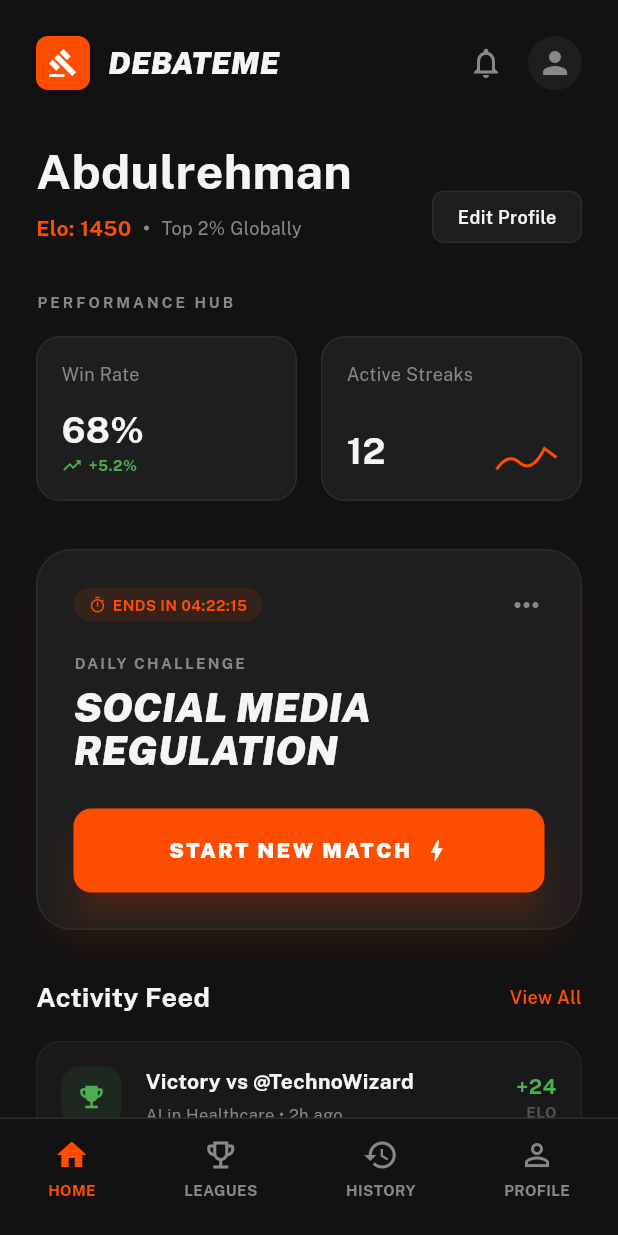
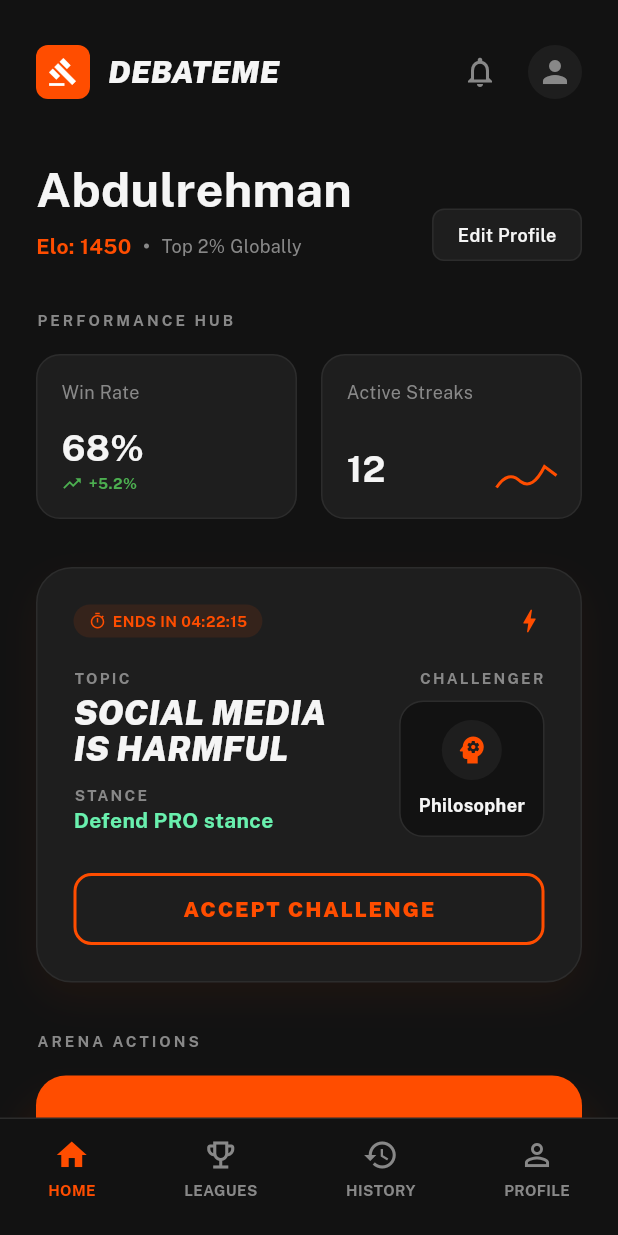
Before and after one commit to Abdulrehman0911/DebateME, a Flutter app: the screen it shows after launch, on a phone screen of 412 x 824 dp. Run offline on Flutter 3.47's test engine with Material 3 defaults, Android fonts, the phone set to English and light mode, and no system bars; our stand-ins replace google_fonts.

Commit message:
refactor: separate daily challenge and custom match routing, add snackbars for dead icons

```diff
--- a/lib/features/home/home_screen.dart
+++ b/lib/features/home/home_screen.dart
@@ -2,9 +2,24 @@ import 'package:flutter/material.dart';
 import 'package:google_fonts/google_fonts.dart';
 import '../../core/constants/app_colors.dart';
 import '../match_setup/pre_game_screen.dart';
+import '../arena/arena_screen.dart';
 
 class HomeScreen extends StatelessWidget {
   const HomeScreen({super.key});
+
+  void _showComingSoon(BuildContext context) {
+    ScaffoldMessenger.of(context).showSnackBar(
+      SnackBar(
+        content: Text(
+          'Feature coming soon!',
+          style: GoogleFonts.publicSans(fontWeight: FontWeight.bold),
+        ),
+        backgroundColor: AppColors.accent,
+        behavior: SnackBarBehavior.floating,
+        duration: const Duration(seconds: 2),
+      ),
+    );
+  }
 
   @override
   Widget build(BuildContext context) {
@@ -17,13 +32,15 @@ class HomeScreen extends StatelessWidget {
             crossAxisAlignment: CrossAxisAlignment.start,
             children: [
               const SizedBox(height: 24),
-              _buildTopBar(),
+              _buildTopBar(context),
               const SizedBox(height: 32),
-              _buildProfileHeader(),
+              _buildProfileHeader(context),
               const SizedBox(height: 32),
               _buildPerformanceHub(),
               const SizedBox(height: 32),
               _buildDailyChallenge(context),
+              const SizedBox(height: 32),
+              _buildCustomMatchSection(context),
               const SizedBox(height: 32),
               _buildActivityFeed(),
               const SizedBox(height: 100), // Space for bottom nav
@@ -31,11 +48,11 @@ class HomeScreen extends StatelessWidget {
           ),
         ),
       ),
-      bottomNavigationBar: _buildBottomNav(),
+      bottomNavigationBar: _buildBottomNav(context),
     );
   }
 
-  Widget _buildTopBar() {
+  Widget _buildTopBar(BuildContext context) {
     return Row(
       mainAxisAlignment: MainAxisAlignment.spaceBetween,
       children: [
@@ -61,14 +78,20 @@ class HomeScreen extends StatelessWidget {
             ),
           ],
         ),
-        const Row(
+        Row(
           children: [
-            Icon(Icons.notifications_none, color: AppColors.secondaryText),
-            SizedBox(width: 16),
-            CircleAvatar(
+            IconButton(
+              icon: const Icon(Icons.notifications_none, color: AppColors.secondaryText),
+              onPressed: () => _showComingSoon(context),
+            ),
+            const SizedBox(width: 8),
+            GestureDetector(
+              onTap: () => _showComingSoon(context),
+              child: const CircleAvatar(
                 radius: 18,
                 backgroundColor: AppColors.surface,
                 child: Icon(Icons.person, color: AppColors.secondaryText),
+              ),
             ),
           ],
         ),
@@ -76,7 +99,7 @@ class HomeScreen extends StatelessWidget {
     );
   }
 
-  Widget _buildProfileHeader() {
+  Widget _buildProfileHeader(BuildContext context) {
     return Row(
       mainAxisAlignment: MainAxisAlignment.spaceBetween,
       crossAxisAlignment: CrossAxisAlignment.end,
@@ -116,7 +139,9 @@ class HomeScreen extends StatelessWidget {
             ),
           ],
         ),
-        Container(
+        GestureDetector(
+          onTap: () => _showComingSoon(context),
+          child: Container(
             padding: const EdgeInsets.symmetric(horizontal: 16, vertical: 8),
             decoration: BoxDecoration(
               color: AppColors.surface,
@@ -129,6 +154,7 @@ class HomeScreen extends StatelessWidget {
                 color: AppColors.primaryText,
                 fontWeight: FontWeight.w600,
                 fontSize: 12,
+              ),
             ),
           ),
         ),
@@ -231,7 +257,6 @@ class HomeScreen extends StatelessWidget {
                 ],
               ),
               if (showGraph)
-                // Placeholder for the wave graph
                 SizedBox(
                   width: 40,
                   height: 20,
@@ -288,34 +313,146 @@ class HomeScreen extends StatelessWidget {
                   ],
                 ),
               ),
-              const Icon(Icons.more_horiz, color: AppColors.secondaryText),
+              const Icon(Icons.bolt, color: AppColors.accent, size: 20),
             ],
           ),
           const SizedBox(height: 20),
+          Row(
+            crossAxisAlignment: CrossAxisAlignment.start,
+            children: [
+              Expanded(
+                flex: 3,
+                child: Column(
+                  crossAxisAlignment: CrossAxisAlignment.start,
+                  children: [
+                    _buildChallengeLabel('TOPIC'),
+                    const SizedBox(height: 4),
                     Text(
-            'DAILY CHALLENGE',
+                      'SOCIAL MEDIA\nIS HARMFUL',
+                      style: GoogleFonts.publicSans(
+                        color: AppColors.primaryText,
+                        fontSize: 22,
+                        fontWeight: FontWeight.w900,
+                        fontStyle: FontStyle.italic,
+                        height: 1.1,
+                      ),
+                    ),
+                    const SizedBox(height: 12),
+                    _buildChallengeLabel('STANCE'),
+                    Text(
+                      'Defend PRO stance',
+                      style: GoogleFonts.publicSans(
+                        color: Colors.greenAccent,
+                        fontSize: 14,
+                        fontWeight: FontWeight.bold,
+                      ),
+                    ),
+                  ],
+                ),
+              ),
+              const SizedBox(width: 16),
+              Expanded(
+                flex: 2,
+                child: Column(
+                  crossAxisAlignment: CrossAxisAlignment.end,
+                  children: [
+                    _buildChallengeLabel('CHALLENGER'),
+                    const SizedBox(height: 8),
+                    Container(
+                      padding: const EdgeInsets.all(12),
+                      decoration: BoxDecoration(
+                        color: AppColors.background,
+                        borderRadius: BorderRadius.circular(16),
+                        border: Border.all(color: AppColors.divider),
+                      ),
+                      child: Column(
+                        children: [
+                          const CircleAvatar(
+                            radius: 20,
+                            backgroundColor: AppColors.surface,
+                            child: Icon(Icons.psychology, color: AppColors.accent),
+                          ),
+                          const SizedBox(height: 8),
+                          Text(
+                            'Philosopher',
+                            style: GoogleFonts.publicSans(
+                              color: AppColors.primaryText,
+                              fontSize: 12,
+                              fontWeight: FontWeight.bold,
+                            ),
+                          ),
+                        ],
+                      ),
+                    ),
+                  ],
+                ),
+              ),
+            ],
+          ),
+          const SizedBox(height: 24),
+          SizedBox(
+            width: double.infinity,
+            height: 48,
+            child: ElevatedButton(
+              onPressed: () {
+                Navigator.push(
+                  context,
+                  MaterialPageRoute(builder: (context) => const ArenaScreen()),
+                );
+              },
+              style: ElevatedButton.styleFrom(
+                backgroundColor: AppColors.surface,
+                foregroundColor: AppColors.accent,
+                side: const BorderSide(color: AppColors.accent, width: 2),
+                shape: RoundedRectangleBorder(
+                  borderRadius: BorderRadius.circular(12),
+                ),
+                elevation: 0,
+              ),
+              child: Text(
+                'ACCEPT CHALLENGE',
+                style: GoogleFonts.publicSans(
+                  fontWeight: FontWeight.w900,
+                  letterSpacing: 1.2,
+                  fontSize: 14,
+                ),
+              ),
+            ),
+          ),
+        ],
+      ),
+    );
+  }
+
+  Widget _buildChallengeLabel(String text) {
+    return Text(
+      text,
       style: GoogleFonts.publicSans(
         color: AppColors.secondaryText,
         fontSize: 10,
         fontWeight: FontWeight.bold,
         letterSpacing: 1.5,
       ),
-          ),
-          const SizedBox(height: 8),
+    );
+  }
+
+  Widget _buildCustomMatchSection(BuildContext context) {
+    return Column(
+      crossAxisAlignment: CrossAxisAlignment.start,
+      children: [
         Text(
-            'SOCIAL MEDIA\nREGULATION',
+          'ARENA ACTIONS',
           style: GoogleFonts.publicSans(
-              color: AppColors.primaryText,
-              fontSize: 26,
-              fontWeight: FontWeight.w900,
-              fontStyle: FontStyle.italic,
-              height: 1.1,
+            color: AppColors.secondaryText,
+            fontSize: 10,
+            fontWeight: FontWeight.bold,
+            letterSpacing: 2,
           ),
         ),
-          const SizedBox(height: 24),
+        const SizedBox(height: 16),
         SizedBox(
           width: double.infinity,
-            height: 56,
+          height: 80,
           child: ElevatedButton(
             onPressed: () {
               Navigator.push(
@@ -327,29 +464,29 @@ class HomeScreen extends StatelessWidget {
               backgroundColor: AppColors.accent,
               foregroundColor: Colors.white,
               shape: RoundedRectangleBorder(
-                  borderRadius: BorderRadius.circular(12),
+                borderRadius: BorderRadius.circular(20),
               ),
-                elevation: 10,
-                shadowColor: AppColors.accent.withOpacity(0.5),
+              elevation: 12,
+              shadowColor: AppColors.accent.withOpacity(0.6),
             ),
             child: Row(
               mainAxisAlignment: MainAxisAlignment.center,
               children: [
+                const Icon(Icons.add_rounded, size: 32),
+                const SizedBox(width: 12),
                 Text(
-                    'START NEW MATCH',
+                  'START CUSTOM MATCH',
                   style: GoogleFonts.publicSans(
                     fontWeight: FontWeight.w900,
+                    fontSize: 20,
                     letterSpacing: 1.5,
                   ),
                 ),
-                  const SizedBox(width: 8),
-                  const Icon(Icons.bolt, size: 18),
               ],
             ),
           ),
         ),
       ],
-      ),
     );
   }
 
@@ -392,15 +529,6 @@ class HomeScreen extends StatelessWidget {
           Icons.history,
           Colors.blueGrey,
           '0',
-        ),
-        const SizedBox(height: 12),
-        _buildActivityTile(
-          'Defeat vs @Socrates2.0',
-          'Remote Work Culture • 1d ago',
-          Icons.close,
-          Colors.redAccent,
-          '-12',
-          opacity: 0.7,
         ),
       ],
     );
@@ -477,7 +605,7 @@ class HomeScreen extends StatelessWidget {
     );
   }
 
-  Widget _buildBottomNav() {
+  Widget _buildBottomNav(BuildContext context) {
     return Container(
       padding: const EdgeInsets.only(top: 12, bottom: 24, left: 32, right: 32),
       decoration: BoxDecoration(
@@ -487,17 +615,19 @@ class HomeScreen extends StatelessWidget {
       child: Row(
         mainAxisAlignment: MainAxisAlignment.spaceBetween,
         children: [
-          _buildNavItem(Icons.home, 'HOME', isSelected: true),
-          _buildNavItem(Icons.emoji_events_outlined, 'LEAGUES'),
-          _buildNavItem(Icons.history, 'HISTORY'),
-          _buildNavItem(Icons.person_outline, 'PROFILE'),
+          _buildNavItem(context, Icons.home, 'HOME', isSelected: true),
+          _buildNavItem(context, Icons.emoji_events_outlined, 'LEAGUES'),
+          _buildNavItem(context, Icons.history, 'HISTORY'),
+          _buildNavItem(context, Icons.person_outline, 'PROFILE'),
         ],
       ),
     );
   }
 
-  Widget _buildNavItem(IconData icon, String label, {bool isSelected = false}) {
-    return Column(
+  Widget _buildNavItem(BuildContext context, IconData icon, String label, {bool isSelected = false}) {
+    return InkWell(
+      onTap: isSelected ? null : () => _showComingSoon(context),
+      child: Column(
         mainAxisSize: MainAxisSize.min,
         children: [
           Icon(
@@ -515,6 +645,7 @@ class HomeScreen extends StatelessWidget {
             ),
           ),
         ],
+      ),
     );
   }
 }
```
Lines whose indentation alone changed are shown as unchanged.
